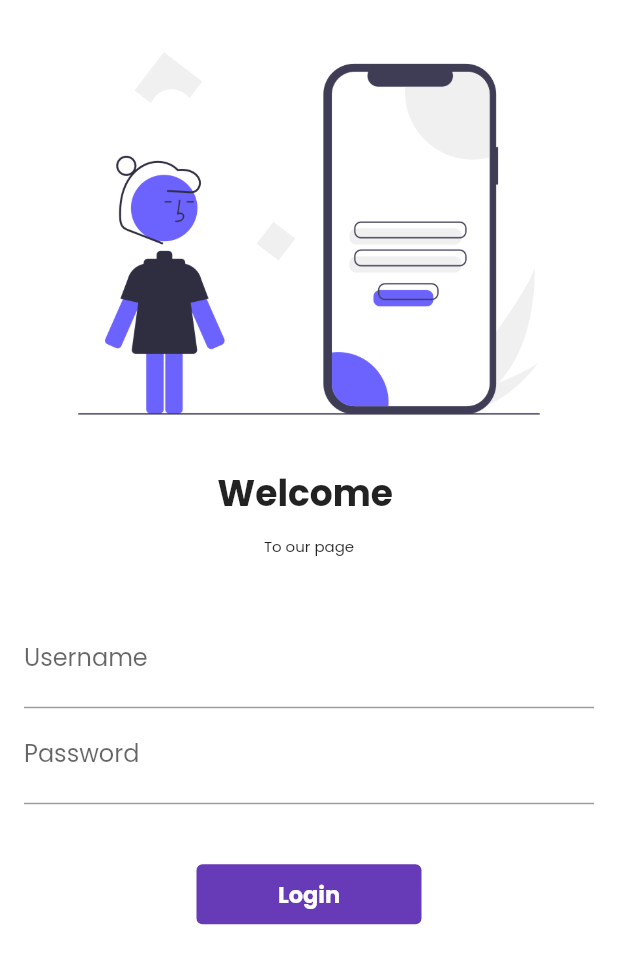
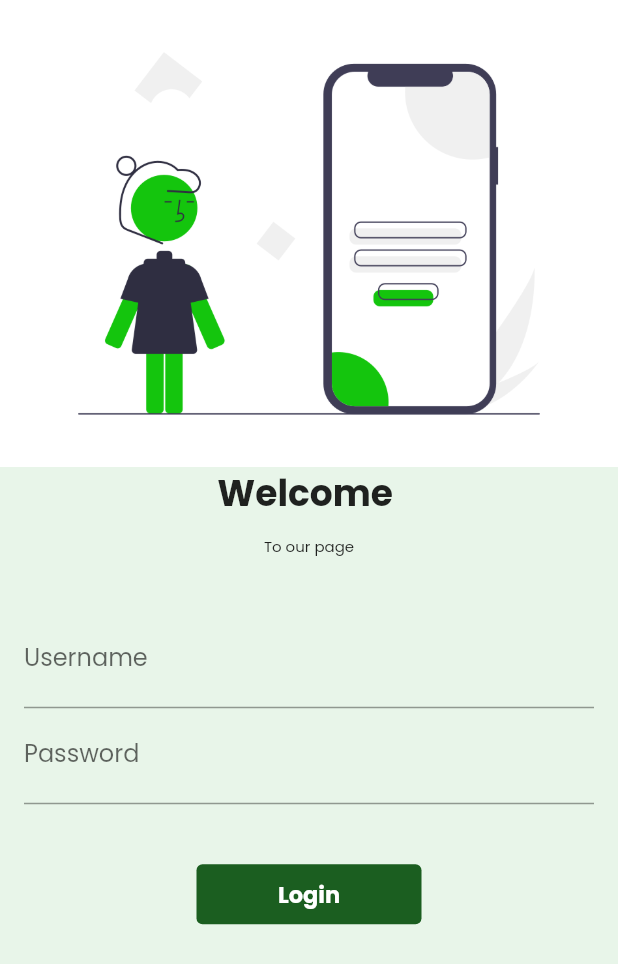
Before and after one commit to DeepshikaGhale/FlutterPractice, a Flutter app: the LoginPage screen opened by its route, on a phone screen of 412 x 824 dp. Shown: the top 964 px of the screen. Run offline on Flutter 3.47's test engine with Material 2 defaults, Android fonts, the phone set to English and light mode, and no system bars; our stand-ins replace google_fonts, velocity_x; network calls fail.

Commit message:
themes, dark theme, system theme

```diff
--- a/lib/main.dart
+++ b/lib/main.dart
@@ -15,7 +15,7 @@ class MyApp extends StatelessWidget {
   Widget build(BuildContext context) {
     return MaterialApp(
       // home: HomePage(),
-      themeMode: ThemeMode.light,
+      themeMode: ThemeMode.system,
       theme: MyTheme.lightTheme(context),
      // debugShowCheckedModeBanner: false, the bandage is shown for the developers to make them in deveopment phase.
       debugShowCheckedModeBanner: false,
--- a/lib/pages/loginpage.dart
+++ b/lib/pages/loginpage.dart
@@ -1,5 +1,6 @@
 import 'package:flutter/material.dart';
 import 'package:flutter_application_1/utils/routes.dart';
+import 'package:velocity_x/velocity_x.dart';
 
 class LoginPage extends StatefulWidget {
   @override
@@ -27,14 +28,14 @@ class _LoginPageState extends State<LoginPage> {
   @override
   Widget build(BuildContext context) {
     return Material(
-      color: Colors.white,
+      color: context.canvasColor,
       child: SingleChildScrollView(
         child: Form(
           key: _formkey,
           child: Column(
             children: [
               Image.asset(
-                'assets/images/login_image.png',
+                'assets/images/login.png',
                 fit: BoxFit.cover,
               ),
               Text(
@@ -90,7 +91,7 @@ class _LoginPageState extends State<LoginPage> {
                     ),
                     Material(
                       // shape: change? BoxShape.circle: BoxShape.rectangle,
-                      color: Colors.deepPurple,
+                      color: context.theme.buttonColor,
                       borderRadius: BorderRadius.circular(change ? 20 : 4),
                       child: InkWell(
                         hoverColor: Colors.red,
@@ -116,13 +117,6 @@ class _LoginPageState extends State<LoginPage> {
                         ),
                       ),
                     )
-                    // ElevatedButton(
-                    //   child: Text('Login'),
-                    //   style: TextButton.styleFrom(minimumSize: Size(150, 40)),
-                    //   onPressed: () {
-                    //     Navigator.pushNamed(context, MyRoutes.homeRoute);
-                    //   },
-                    // )
                   ],
                 ),
               )
--- a/lib/widgets/home_widgets/catalog_header.dart
+++ b/lib/widgets/home_widgets/catalog_header.dart
@@ -7,7 +7,7 @@ class CatalogHeader extends StatelessWidget {
     return Column(
       crossAxisAlignment: CrossAxisAlignment.start,
       children: [
-        "Catalog App".text.xl5.bold.make(),
+        "Catalog App".text.xl5.bold.color(context.theme.accentColor).make(),
         "Trending Products".text.make()
       ],
     );
--- a/lib/widgets/home_widgets/catalog_image.dart
+++ b/lib/widgets/home_widgets/catalog_image.dart
@@ -11,7 +11,7 @@ class CatalogImage extends StatelessWidget {
         .box
         .p16
         .rounded
-        .color(Colors.green.shade50)
+        .color(context.canvasColor)
         .make()
         .p16()
         .w40(context);
--- a/lib/widgets/home_widgets/catalog_list.dart
+++ b/lib/widgets/home_widgets/catalog_list.dart
@@ -63,13 +63,14 @@ class CatalogItem extends StatelessWidget {
                                   shape: MaterialStateProperty.all(
                                     StadiumBorder(),
                                   )),
-                          child: "Add to Cart".text.make()))
+                              child: "Add to Cart".text.make())
+                          .w40(context))
                 ],
               )
             ],
           ))
         ],
       ),
-    ).white.rounded.make().py16();
+    ).color(context.cardColor).rounded.make().py16();
   }
 }
--- a/lib/widgets/themes.dart
+++ b/lib/widgets/themes.dart
@@ -3,8 +3,12 @@ import 'package:google_fonts/google_fonts.dart';
 
 class MyTheme {
   static ThemeData lightTheme(BuildContext context) => ThemeData(
-      primarySwatch: Colors.deepPurple,
+      primarySwatch: Colors.green,
       fontFamily: GoogleFonts.poppins().fontFamily,
+      cardColor: Colors.white,
+      canvasColor: lightgreen,
+      buttonColor: lightGreen,
+      accentColor: Colors.black,
       appBarTheme: AppBarTheme(
         color: Colors.white,
         elevation: 0.0,
@@ -15,9 +19,22 @@ class MyTheme {
       );
 
   static ThemeData darkTheme(BuildContext context) => ThemeData(
-        brightness: Brightness.dark,
-      );
+      brightness: Brightness.dark,
+      fontFamily: GoogleFonts.poppins().fontFamily,
+      cardColor: Colors.black,
+      canvasColor: darkGrey,
+      buttonColor: mediumGreen,
+      accentColor: Colors.white,
+      appBarTheme: AppBarTheme(
+        color: Colors.black,
+        elevation: 0.0,
+        iconTheme: IconThemeData(color: Colors.white),
+        textTheme: Theme.of(context).textTheme,
+      ));
 
   //Colors
   static Color lightgreen = Colors.green.shade50;
+  static Color darkGrey = Colors.grey.shade900;
+  static Color mediumGreen = Colors.green.shade500;
+  static Color lightGreen = Colors.green.shade900;
 }
```
Also changed, not shown: lib/pages/home_details_page.dart (+4 -4 lines), lib/pages/home_page.dart (+6 -3 lines), assets/images/login.png (added). Lines whose indentation alone changed are shown as unchanged.
